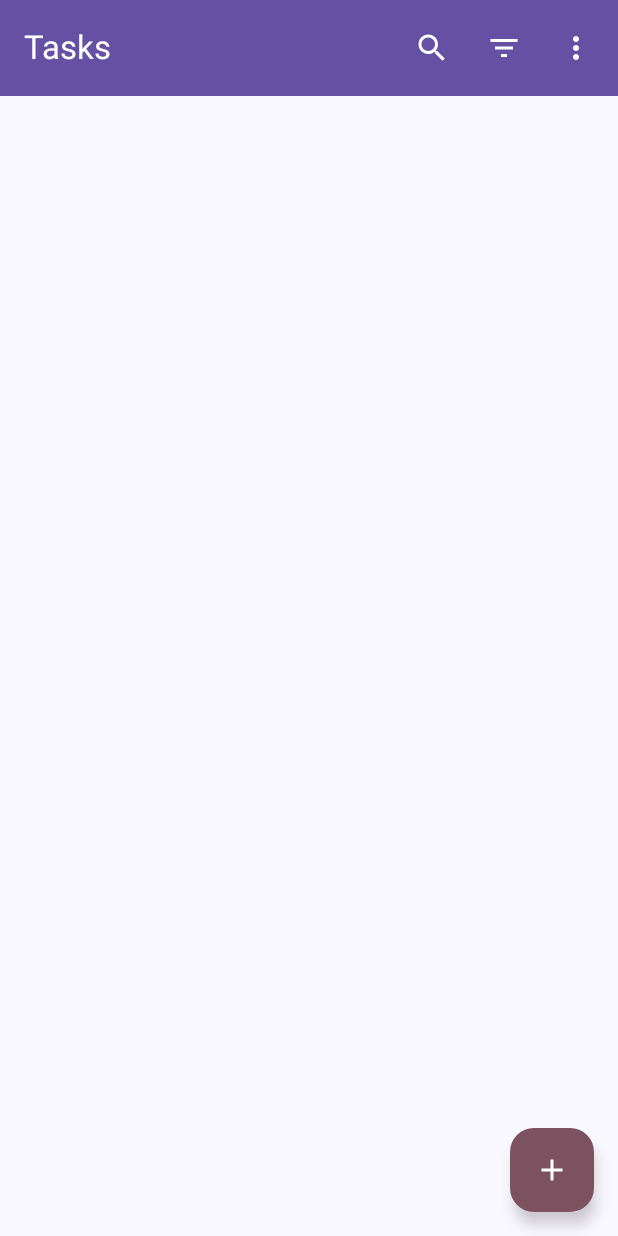
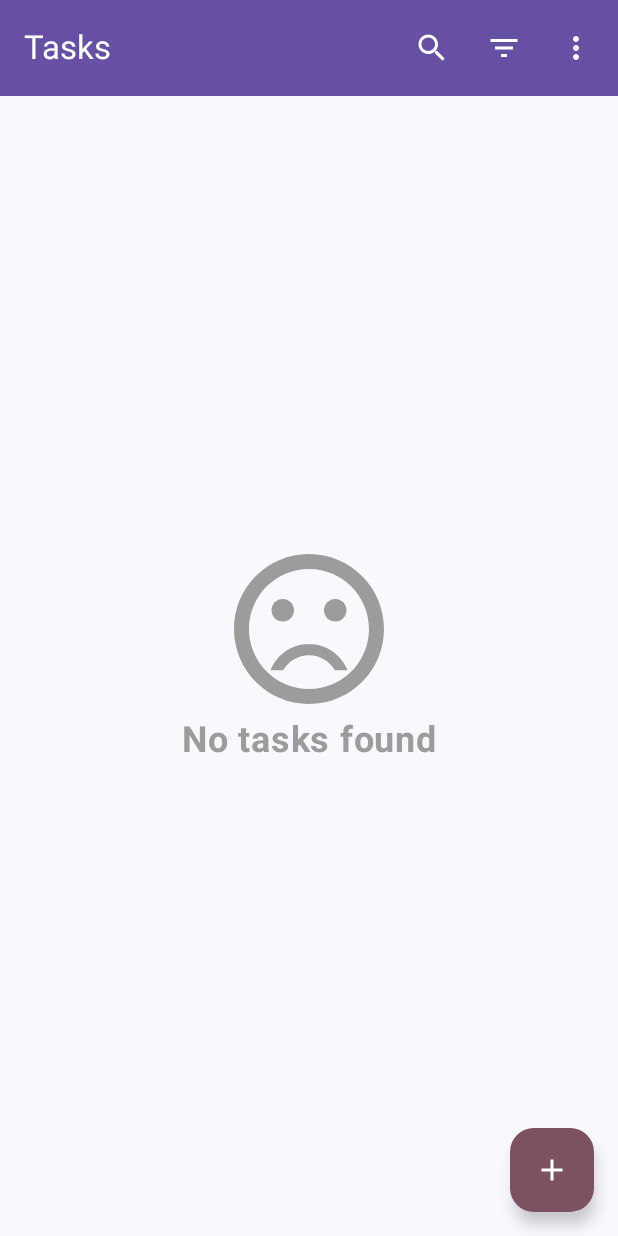
Before and after one commit to psycura/todo_jetpack_compose, an Android app built with Jetpack Compose: the composable ListScreen shown on its own in the app's theme, on a phone screen of 412 x 824 dp. Run offline under Robolectric (Android 15) with nearby library versions, the phone set to English and light mode, and no system bars; our stand-ins replace Room's generated code.

Commit message:
empty screen added

```diff
--- /dev/null
+++ b/app/src/main/java/com/example/to_docompose/ui/screens/list/EmptyContent.kt
@@ -0,0 +1,50 @@
+package com.example.to_docompose.ui.screens.list
+
+import androidx.compose.foundation.background
+import androidx.compose.foundation.layout.Arrangement
+import androidx.compose.foundation.layout.Column
+import androidx.compose.foundation.layout.fillMaxSize
+import androidx.compose.foundation.layout.size
+import androidx.compose.material3.Icon
+import androidx.compose.material3.MaterialTheme
+import androidx.compose.material3.Text
+import androidx.compose.runtime.Composable
+import androidx.compose.ui.Alignment
+import androidx.compose.ui.Modifier
+import androidx.compose.ui.res.painterResource
+import androidx.compose.ui.res.stringResource
+import androidx.compose.ui.text.font.FontWeight
+import androidx.compose.ui.tooling.preview.Preview
+import androidx.compose.ui.unit.dp
+import com.example.to_docompose.R
+import com.example.to_docompose.ui.theme.MediumGray
+
+@Composable
+fun EmptyContent() {
+    Column(
+        modifier = Modifier
+            .fillMaxSize()
+            .background(MaterialTheme.colorScheme.background),
+        horizontalAlignment = Alignment.CenterHorizontally,
+        verticalArrangement = Arrangement.Center
+    ) {
+        Icon(
+            modifier = Modifier.size(120.dp),
+            painter = painterResource(R.drawable.sad_face),
+            contentDescription = stringResource(R.string.sad_face_icon),
+            tint = MediumGray
+        )
+        Text(
+            text = stringResource(R.string.no_tasks_found),
+            color = MediumGray,
+            fontWeight = FontWeight.Bold,
+            fontSize = MaterialTheme.typography.headlineSmall.fontSize
+        )
+    }
+}
+
+@Composable
+@Preview
+private fun EmptyContentPreview() {
+    EmptyContent()
+}
--- a/app/src/main/java/com/example/to_docompose/ui/screens/list/ListScreen.kt
+++ b/app/src/main/java/com/example/to_docompose/ui/screens/list/ListScreen.kt
@@ -1,5 +1,6 @@
 package com.example.to_docompose.ui.screens.list
 
+import android.util.Log
 import androidx.compose.foundation.layout.Column
 import androidx.compose.foundation.layout.fillMaxSize
 import androidx.compose.foundation.layout.padding
@@ -10,6 +11,8 @@ import androidx.compose.material3.Icon
 import androidx.compose.material3.MaterialTheme
 import androidx.compose.material3.Scaffold
 import androidx.compose.runtime.Composable
+import androidx.compose.runtime.LaunchedEffect
+import androidx.compose.runtime.collectAsState
 import androidx.compose.runtime.getValue
 import androidx.compose.ui.Modifier
 import androidx.compose.ui.res.stringResource
@@ -24,7 +27,16 @@ fun ListScreen(
     navigateToTaskScreen: (taskId: Int) -> Unit,
     sharedViewModel: SharedViewModel
 ) {
+    LaunchedEffect(key1 = true) {
+        Log.d("ListScreen", "LaunchedEffect Triggered")
+        sharedViewModel.getAllTasks()
+    }
 
+
+    val allTasks by sharedViewModel.allTasks.collectAsState()
+    for (task in allTasks) {
+        Log.d("ListScreen", "task: ${task.title}")
+    }
     val searchAppBarState: SearchAppBarState by sharedViewModel.searchAppBarState
     val searchTextState: String by sharedViewModel.searchTextState
 
@@ -42,7 +54,7 @@ fun ListScreen(
                     .fillMaxSize()
                     .padding(innerPadding)
             ) {
-                ListContent()
+                ListContent(allTasks, navigateToTaskScreen)
             }
         },
         floatingActionButton = {
--- /dev/null
+++ b/app/src/main/res/drawable/sad_face.xml
@@ -0,0 +1,9 @@
+<vector xmlns:android="http://schemas.android.com/apk/res/android" android:height="24dp" android:tint="#000000" android:viewportHeight="24" android:viewportWidth="24" android:width="24dp">
+
+    <path android:fillColor="@android:color/white" android:pathData="M15.5,9.5m-1.5,0a1.5,1.5 0,1 1,3 0a1.5,1.5 0,1 1,-3 0"/>
+
+    <path android:fillColor="@android:color/white" android:pathData="M8.5,9.5m-1.5,0a1.5,1.5 0,1 1,3 0a1.5,1.5 0,1 1,-3 0"/>
+
+    <path android:fillColor="@android:color/white" android:pathData="M11.99,2C6.47,2 2,6.48 2,12s4.47,10 9.99,10C17.52,22 22,17.52 22,12S17.52,2 11.99,2zM12,20c-4.42,0 -8,-3.58 -8,-8s3.58,-8 8,-8 8,3.58 8,8 -3.58,8 -8,8zM12,14c-2.33,0 -4.32,1.45 -5.12,3.5h1.67c0.69,-1.19 1.97,-2 3.45,-2s2.75,0.81 3.45,2h1.67c-0.8,-2.05 -2.79,-3.5 -5.12,-3.5z"/>
+
+</vector>
--- a/app/src/main/res/values/strings.xml
+++ b/app/src/main/res/values/strings.xml
@@ -7,4 +7,6 @@
     <string name="delete_all">Delete All</string>
     <string name="open_menu">Open Menu</string>
     <string name="close_search">Close search</string>
+    <string name="sad_face_icon">Sad face</string>
+    <string name="no_tasks_found">No tasks found\n</string>
 </resources>
```
Also changed, not shown: app/src/main/java/com/example/to_docompose/ui/screens/list/ListContent.kt (+21 -7 lines).
